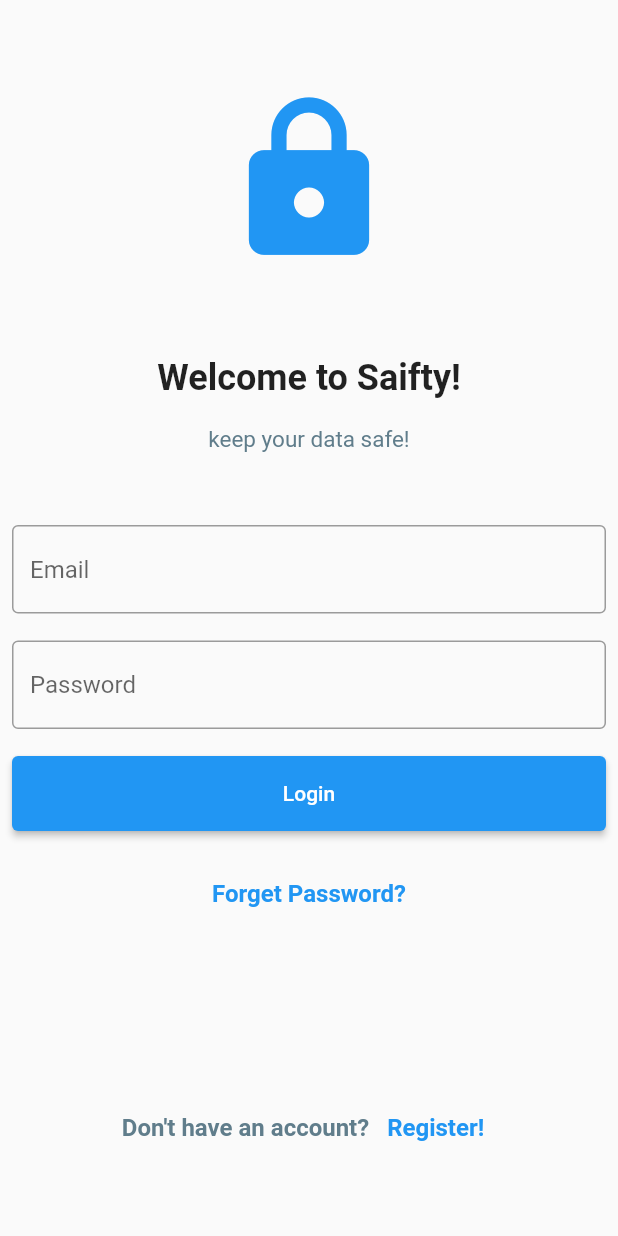
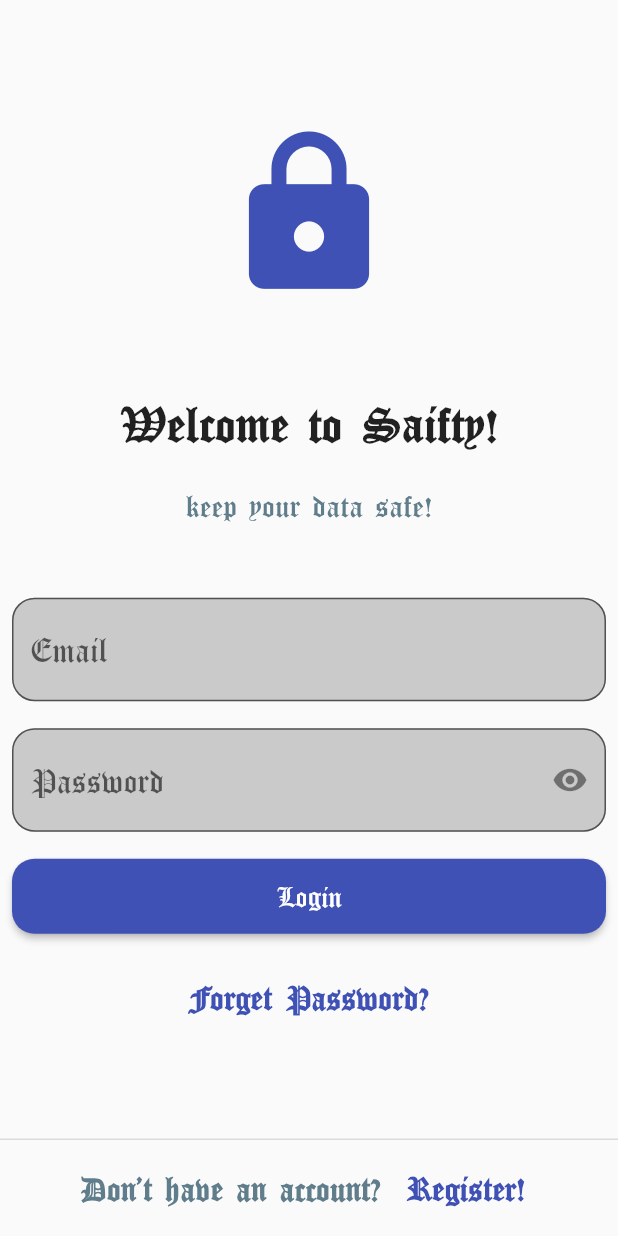
Before and after one commit to sahil270/Log_in_Demo_Flutter, a Flutter app: the screen it shows after launch, on a phone screen of 412 x 824 dp. Run offline on Flutter 3.47's test engine with Material 2 defaults, Android fonts, the phone set to English and light mode, and no system bars.

Commit message:
Third commit

```diff
--- a/lib/main.dart
+++ b/lib/main.dart
@@ -22,8 +22,8 @@ class MyApp extends StatelessWidget {
           // or simply save your changes to "hot reload" in a Flutter IDE).
           // Notice that the counter didn't reset back to zero; the application
           // is not restarted.
-        primarySwatch: Colors.blue,
-      ),
+          primarySwatch: Colors.indigo,
+          fontFamily: 'old english'),
       home: const MyHomePage(title: 'Login Demo'),
     );
   }
@@ -57,6 +57,30 @@ class _MyHomePageState extends State<MyHomePage> {
     // fast, so that you can just rebuild anything that needs updating rather
     // than having to individually change instances of widgets.
     return Scaffold(
+      persistentFooterButtons: [
+        Row(
+          mainAxisAlignment: MainAxisAlignment.center,
+          children: <Widget>[
+            const Text(
+              'Don\'t have an account? ',
+              style: TextStyle(
+                  color: Colors.blueGrey,
+                  fontWeight: FontWeight.bold,
+                  fontSize: 16),
+            ),
+            TextButton(
+              onPressed: () {},
+              child: Text(
+                'Register!',
+                style: TextStyle(
+                    color: Theme.of(context).primaryColor,
+                    fontWeight: FontWeight.bold,
+                    fontSize: 16),
+              ),
+            ),
+          ],
+        ),
+      ],
       body: Center(
         // Center is a layout widget. It takes a single child and positions it
         // in the middle of the parent.
@@ -78,11 +102,11 @@ class _MyHomePageState extends State<MyHomePage> {
             // horizontal).
             mainAxisAlignment: MainAxisAlignment.center,
             children: <Widget>[
-              const Padding(
-                padding: EdgeInsets.fromLTRB(8, 20, 8, 8),
+              Padding(
+                padding: const EdgeInsets.fromLTRB(8, 20, 8, 8),
                 child: Icon(
                   Icons.lock_rounded,
-                  color: Colors.blue,
+                  color: Theme.of(context).primaryColor,
                   size: 120.0,
                 ),
               ),
@@ -105,22 +129,39 @@ class _MyHomePageState extends State<MyHomePage> {
                   textAlign: TextAlign.center,
                 ),
               ),
-              const Padding(
-                padding: EdgeInsets.fromLTRB(8, 40, 8, 8),
+              Padding(
+                padding: const EdgeInsets.fromLTRB(8, 40, 8, 8),
                 child: TextField(
+                  style: const TextStyle(color: Colors.blueGrey),
+                  strutStyle: const StrutStyle(fontSize: 14),
                   decoration: InputDecoration(
-                    border: OutlineInputBorder(),
+                    border: OutlineInputBorder(
+                        borderRadius: BorderRadius.circular(15.0)),
                     hintText: 'Email',
+                    fillColor: const Color.fromARGB(255, 202, 202, 202),
+                    filled: true,
                   ),
                 ),
               ),
-              const Padding(
-                padding: EdgeInsets.fromLTRB(8, 10, 8, 8),
+              Padding(
+                padding: const EdgeInsets.fromLTRB(8, 10, 8, 8),
                 child: TextField(
+                  autocorrect: false,
                   obscureText: true,
+                  style: const TextStyle(color: Colors.blueGrey),
+                  strutStyle: const StrutStyle(
+                    fontSize: 14,
+                  ),
                   decoration: InputDecoration(
-                    border: OutlineInputBorder(),
+                    border: OutlineInputBorder(
+                        borderRadius: BorderRadius.circular(15.0)),
                     hintText: 'Password',
+                    fillColor: const Color.fromARGB(255, 202, 202, 202),
+                    filled: true,
+                    suffixIcon: IconButton(
+                      onPressed: () => {},
+                      icon: const Icon(Icons.remove_red_eye),
+                    ),
                   ),
                 ),
               ),
@@ -132,6 +173,13 @@ class _MyHomePageState extends State<MyHomePage> {
                   child: ElevatedButton(
                     onPressed: validate,
                     child: const Text('Login'),
+                    style: ButtonStyle(
+                      shape: MaterialStateProperty.all<RoundedRectangleBorder>(
+                        RoundedRectangleBorder(
+                          borderRadius: BorderRadius.circular(15.0),
+                        ),
+                      ),
+                    ),
                   ),
                 ),
               ),
@@ -139,38 +187,13 @@ class _MyHomePageState extends State<MyHomePage> {
                 padding: const EdgeInsets.fromLTRB(8, 10, 8, 8),
                 child: TextButton(
                   onPressed: () {},
-                  child: const Text(
+                  child: Text(
                     'Forget Password?',
                     style: TextStyle(
-                        color: Colors.blue,
+                        color: Theme.of(context).primaryColor,
                         fontWeight: FontWeight.bold,
                         fontSize: 16),
                   ),
-                ),
-              ),
-              Padding(
-                padding: const EdgeInsets.fromLTRB(8, 100, 8, 8),
-                child: Row(
-                  mainAxisAlignment: MainAxisAlignment.center,
-                  children: <Widget>[
-                    const Text(
-                      'Don\'t have an account? ',
-                      style: TextStyle(
-                          color: Colors.blueGrey,
-                          fontWeight: FontWeight.bold,
-                          fontSize: 16),
-                    ),
-                    TextButton(
-                      onPressed: () {},
-                      child: const Text(
-                        'Register!',
-                        style: TextStyle(
-                            color: Colors.blue,
-                            fontWeight: FontWeight.bold,
-                            fontSize: 16),
-                      ),
-                    ),
-                  ],
                 ),
               ),
             ],
```
Also changed, not shown: pubspec.yaml (+5 -6 lines), assets/fonts/old_english.ttf (added). Lines whose indentation alone changed are shown as unchanged.
